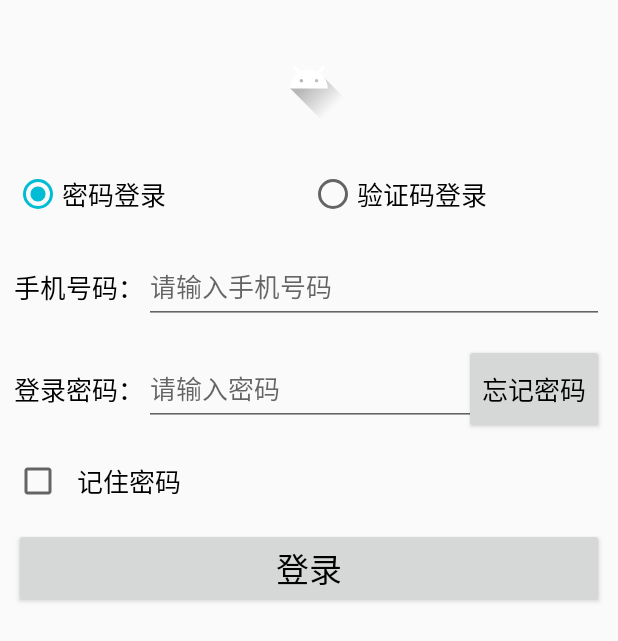
After one commit to SamWoo/iStudy, an Android app: the layout activity_login_page.xml on its own in the app's theme, with its tools: preview values and no code run, on a phone screen of 412 x 824 dp. The commit adds this screen. Shown: the top 641 px of the screen. Run offline under Robolectric (Android 15) with nearby library versions, the phone set to English and light mode, and no system bars.

Commit message:
add some files

```diff
--- /dev/null
+++ b/app/src/main/res/layout/activity_login_page.xml
@@ -0,0 +1,143 @@
+<?xml version="1.0" encoding="utf-8"?>
+<LinearLayout xmlns:android="http://schemas.android.com/apk/res/android"
+              android:layout_width="match_parent"
+              android:layout_height="match_parent"
+              android:focusable="true"
+              android:focusableInTouchMode="true"
+              android:orientation="vertical"
+              android:padding="5dp">
+    <ImageView android:layout_width="@dimen/login_image"
+               android:layout_height="@dimen/login_image"
+               android:id="@+id/iv_login"
+               android:padding="1dp"
+               android:layout_gravity="center_horizontal"
+               android:layout_marginTop="@dimen/margin_top_bottom"
+               android:layout_marginBottom="@dimen/margin_top_bottom"
+               android:src="@drawable/ic_launcher_foreground"/>
+
+    <RadioGroup
+            android:id="@+id/rg_login"
+            android:layout_width="match_parent"
+            android:layout_height="@dimen/login_radio_group"
+            android:orientation="horizontal"
+            android:layout_margin="4dp">
+
+        <RadioButton
+                android:id="@+id/rb_password"
+                android:layout_width="0dp"
+                android:layout_height="match_parent"
+                android:layout_weight="1"
+                android:checked="true"
+                android:gravity="left|center"
+                android:text="密码登录"
+                android:textColor="@color/black"
+                android:textSize="17sp"/>
+
+        <RadioButton
+                android:id="@+id/rb_verifycode"
+                android:layout_width="0dp"
+                android:layout_height="match_parent"
+                android:layout_weight="1"
+                android:checked="false"
+                android:gravity="left|center"
+                android:text="验证码登录"
+                android:textColor="@color/black"
+                android:textSize="17sp"/>
+    </RadioGroup>
+
+    <RelativeLayout
+            android:layout_width="match_parent"
+            android:layout_height="60dp"
+            android:layout_margin="4dp">
+
+        <TextView
+                android:id="@+id/tv_phone"
+                android:layout_width="wrap_content"
+                android:layout_height="match_parent"
+                android:layout_alignParentLeft="true"
+                android:gravity="center"
+                android:text="手机号码："
+                android:textColor="@color/black"
+                android:textSize="17sp"/>
+
+        <EditText
+                android:id="@+id/et_phone"
+                android:layout_width="match_parent"
+                android:layout_height="match_parent"
+                android:layout_marginBottom="5dp"
+                android:layout_marginTop="5dp"
+                android:layout_toRightOf="@+id/tv_phone"
+                android:gravity="left|center"
+                android:hint="请输入手机号码"
+                android:inputType="number"
+                android:maxLength="11"
+                android:textColor="@color/black"
+                android:textSize="17sp"/>
+    </RelativeLayout>
+
+    <RelativeLayout
+            android:layout_width="match_parent"
+            android:layout_height="60dp"
+            android:layout_margin="4dp">
+
+        <TextView
+                android:id="@+id/tv_password"
+                android:layout_width="wrap_content"
+                android:layout_height="match_parent"
+                android:layout_alignParentLeft="true"
+                android:gravity="center"
+                android:text="登录密码："
+                android:textColor="@color/black"
+                android:textSize="17sp"/>
+
+        <RelativeLayout
+                android:layout_width="match_parent"
+                android:layout_height="match_parent"
+                android:layout_toRightOf="@+id/tv_password">
+
+            <EditText
+                    android:id="@+id/et_password"
+                    android:layout_width="match_parent"
+                    android:layout_height="match_parent"
+                    android:layout_marginBottom="5dp"
+                    android:layout_marginTop="5dp"
+                    android:gravity="left|center"
+                    android:hint="请输入密码"
+                    android:inputType="numberPassword"
+                    android:maxLength="6"
+                    android:textColor="@color/black"
+                    android:textSize="17sp"/>
+
+            <Button
+                    android:id="@+id/btn_forget"
+                    android:layout_width="wrap_content"
+                    android:layout_height="match_parent"
+                    android:layout_alignParentRight="true"
+                    android:gravity="center"
+                    android:text="忘记密码"
+                    android:textColor="@color/black"
+                    android:textSize="17sp"/>
+        </RelativeLayout>
+    </RelativeLayout>
+
+    <CheckBox
+            android:id="@+id/ck_remember"
+            android:layout_width="match_parent"
+            android:layout_height="wrap_content"
+            android:checked="false"
+            android:padding="10dp"
+            android:text="记住密码"
+            android:textColor="@color/black"
+            android:textSize="17sp"
+            android:layout_margin="4dp"/>
+
+    <Button
+            android:id="@+id/btn_login"
+            android:layout_width="match_parent"
+            android:layout_height="wrap_content"
+            android:text="登录"
+            android:textColor="@color/black"
+            android:textSize="22sp"
+            android:layout_margin="4dp"/>
+
+</LinearLayout>
--- a/app/src/main/res/values/dimens.xml
+++ b/app/src/main/res/values/dimens.xml
@@ -12,4 +12,7 @@
     <dimen name="small">24sp</dimen>
     <dimen name="splash_version_text_size">15sp</dimen>
     <dimen name="splash_copyright_text_size">15sp</dimen>
+    <dimen name="login_image">64dp</dimen>
+    <dimen name="margin_top_bottom">16dp</dimen>
+    <dimen name="login_radio_group">48dp</dimen>
 </resources>
```
Also changed, not shown: app/src/main/java/com/samwoo/istudy/activity/LoginForgetActivity.kt (added, +11 -0 lines), app/src/main/java/com/samwoo/istudy/activity/LoginPageActivity.kt (added, +131 -0 lines), app/src/main/java/com/samwoo/istudy/util/ViewUtil.kt (added, +42 -0 lines).
